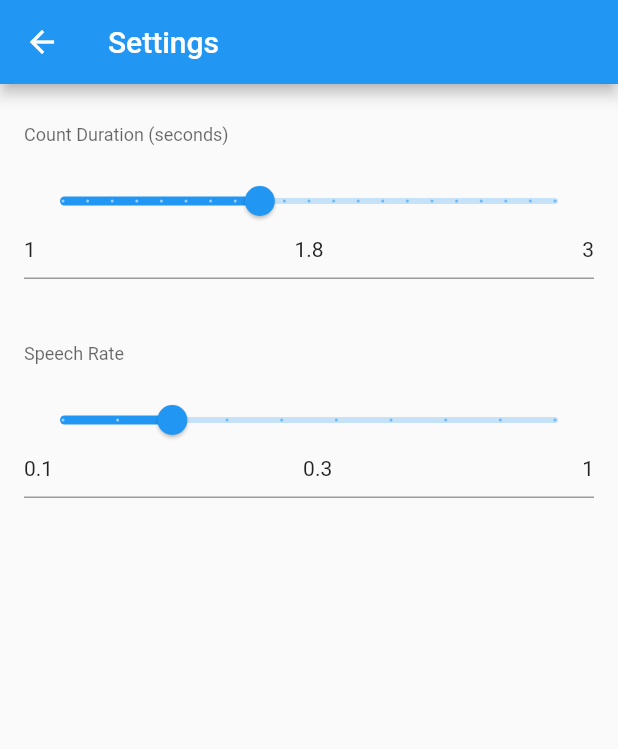
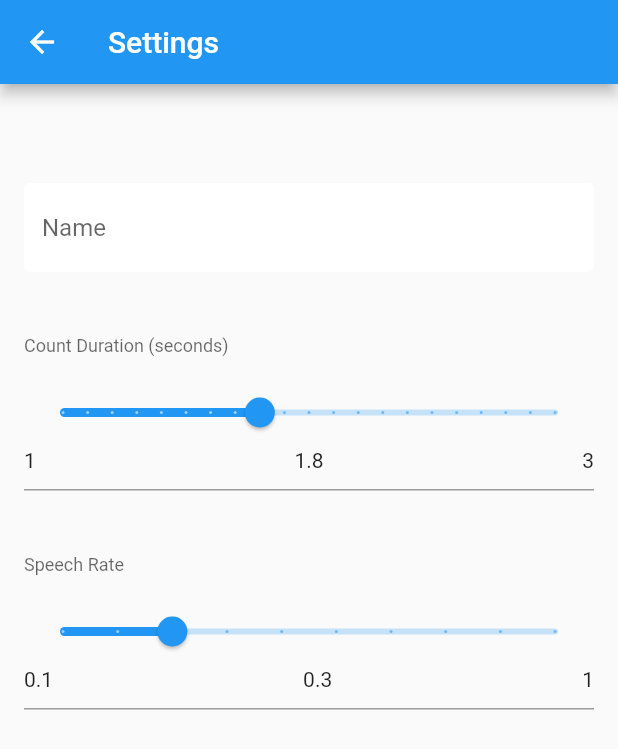
Before and after one commit to sandeshgoel/yoga-app, a Flutter app: the screen it shows once a user with an empty profile is signed in, after a tap on the "settings" icon, on a phone screen of 412 x 824 dp. Shown: the top 749 px of the screen. Run offline on Flutter 3.47's test engine with Material 2 defaults, Android fonts, the phone set to English and light mode, and no system bars; drawn by our look-alikes of flutter_form_builder; our stand-ins replace audioplayers, cloud_firestore, firebase_auth, firebase_core, flutter_spinkit, flutter_tts and 1 more; accounts and stored records are empty; network calls fail.

Commit message:
some fixes and refactoring

```diff
--- a/lib/main.dart
+++ b/lib/main.dart
@@ -3,10 +3,10 @@ import 'package:flutter/material.dart';
 import 'package:provider/provider.dart';
 import 'package:firebase_core/firebase_core.dart';
 import 'package:yoga/services/auth.dart';
-
+import 'package:yoga/services/database.dart';
 import 'package:yoga/pages/authenticate_page.dart';
 
-import 'settings.dart';
+import 'services/settings.dart';
 import 'pages/home_page.dart';
 
 void main() async {
@@ -49,8 +49,33 @@ class Wrapper extends StatelessWidget {
   Widget build(BuildContext context) {
     final dynamic user = Provider.of<User?>(context);
 
+    if (user != null) {
+      _rightAfterSignIn(context, user);
+    }
+
     return ((user != null)
         ? MyHomePage(title: 'Yoga Assist')
         : AuthenticatePage());
   }
+
+  void _rightAfterSignIn(context, user) async {
+    String uid = user.uid;
+    Settings settings = Provider.of<Settings>(context, listen: false);
+    settings.uid = uid;
+    settings.email = user.email;
+
+    print('Signed in user $uid, reading DB, updating local cache');
+
+    var doc = await DBService(uid: uid).getUserData();
+    var cfg = doc.data();
+    if (cfg != null) {
+      if (cfg.isNotEmpty)
+        settings.settingsFromJson(cfg);
+      else
+        print('DB config is empty!!');
+    } else {
+      print('DB record does not exist!!');
+    }
+    settings.saveSettings();
+  }
 }
--- a/lib/pages/authenticate_page.dart
+++ b/lib/pages/authenticate_page.dart
@@ -1,8 +1,6 @@
 import 'package:flutter/material.dart';
-import 'package:provider/provider.dart';
 import 'package:yoga/services/auth.dart';
-import 'package:yoga/services/database.dart';
-import 'package:yoga/settings.dart';
+
 import 'package:yoga/shared/constants.dart';
 import 'package:flutter_spinkit/flutter_spinkit.dart';
 
@@ -97,7 +95,7 @@ class _AuthenticatePageState extends State<AuthenticatePage> {
                                     if (regResult == null) {
                                       print("error registering");
                                     } else {
-                                      _rightAfterSignIn(regResult.uid);
+//                                      _rightAfterSignIn(regResult);
                                     }
                                     Navigator.pop(context);
                                   },
@@ -114,7 +112,7 @@ class _AuthenticatePageState extends State<AuthenticatePage> {
                     if (signResult == null) {
                       print("error signing in");
                     } else {
-                      _rightAfterSignIn(signResult.uid);
+//                      _rightAfterSignIn(signResult);
                     }
                   }
                   if (mounted) {
@@ -132,10 +130,13 @@ class _AuthenticatePageState extends State<AuthenticatePage> {
       ),
     );
   }
-
-  void _rightAfterSignIn(String uid) async {
+/*
+  void _rightAfterSignIn(user) async {
+    String uid = user.uid;
     Settings settings = Provider.of<Settings>(context, listen: false);
     settings.uid = uid;
+    settings.email = user.email;
+
     print('Signed in user $uid, reading DB, updating local cache');
 
     var doc = await DBService(uid: uid).getUserData();
@@ -150,6 +151,7 @@ class _AuthenticatePageState extends State<AuthenticatePage> {
     }
     settings.saveSettings();
   }
+  */
 }
 
 class Loading extends StatelessWidget {
--- a/lib/pages/counter_page.dart
+++ b/lib/pages/counter_page.dart
@@ -5,7 +5,7 @@ import 'package:provider/provider.dart';
 
 import 'package:yoga/services/tts.dart';
 import 'package:yoga/services/audio.dart';
-import 'package:yoga/settings.dart';
+import 'package:yoga/services/settings.dart';
 
 class CounterPage extends StatefulWidget {
   final String cfg;
--- a/lib/pages/edit_config_page.dart
+++ b/lib/pages/edit_config_page.dart
@@ -2,7 +2,7 @@ import 'package:flutter/material.dart';
 import 'package:provider/provider.dart';
 
 import 'package:flutter_form_builder/flutter_form_builder.dart';
-import 'package:yoga/settings.dart';
+import 'package:yoga/services/settings.dart';
 
 class EditConfigPage extends StatefulWidget {
   final String cfg;
--- a/lib/pages/edit_settings_page.dart
+++ b/lib/pages/edit_settings_page.dart
@@ -2,7 +2,8 @@ import 'package:flutter/material.dart';
 import 'package:provider/provider.dart';
 
 import 'package:flutter_form_builder/flutter_form_builder.dart';
-import 'package:yoga/settings.dart';
+import 'package:yoga/services/settings.dart';
+import 'package:yoga/shared/constants.dart';
 
 class EditSettingsPage extends StatefulWidget {
   const EditSettingsPage({Key? key}) : super(key: key);
@@ -41,11 +42,31 @@ class _EditSettingsPageState extends State<EditSettingsPage> {
   Widget _editSettingsPage() {
     var settings = Provider.of<Settings>(context, listen: false);
 
-    return Column(children: <Widget>[
+    return SingleChildScrollView(
+      child: Column(children: <Widget>[
         FormBuilder(
           key: _settingsFormKey,
           child: Column(
             children: [
+              Container(
+                padding: EdgeInsets.all(16),
+                height: 50,
+                child: Text(
+                  settings.email,
+                  style: TextStyle(color: Colors.black),
+                ),
+              ),
+              Container(
+                padding: EdgeInsets.all(16),
+                child: TextFormField(
+                  initialValue: settings.name,
+                  validator: (val) => val!.isNotEmpty ? null : 'Enter a name',
+                  onChanged: (val) {
+                    settings.name = val;
+                  },
+                  decoration: textInputDeco.copyWith(hintText: 'Name'),
+                ),
+              ),
               Container(
                 padding: EdgeInsets.all(16),
                 child: FormBuilderSlider(
@@ -81,6 +102,7 @@ class _EditSettingsPageState extends State<EditSettingsPage> {
             ],
           ),
         )
-    ]);
+      ]),
+    );
   }
 }
--- a/lib/pages/home_page.dart
+++ b/lib/pages/home_page.dart
@@ -2,7 +2,7 @@ import 'package:flutter/material.dart';
 import 'package:provider/provider.dart';
 import 'package:yoga/services/auth.dart';
 
-import 'package:yoga/settings.dart';
+import 'package:yoga/services/settings.dart';
 import 'counter_page.dart';
 import 'edit_settings_page.dart';
 import 'edit_config_page.dart';
--- a/lib/settings.dart
+++ b/lib/services/settings.dart
@@ -60,6 +60,8 @@ class Settings with ChangeNotifier {
   Random r = new Random();
 
   String uid = '';
+  String email = '';
+  String name = '';
 
   double speechRate = 0.3;
   int countDuration = 1800;
@@ -80,14 +82,20 @@ class Settings with ChangeNotifier {
   // ----------------------------------------------------
 
   void settingsFromJson(Map<String, dynamic> jval) {
-    this.speechRate = jval['speechRate'];
-    this.countDuration = jval['countDuration'];
-    this.cps =
-        jval['cps'].map<ConfigParam>((x) => ConfigParam.fromJson(x)).toList();
+    this.name = jval['name'] ?? this.name;
+    //this.email = jval['email'] ?? this.email;
+    this.speechRate = jval['speechRate'] ?? 0.3;
+    this.countDuration = jval['countDuration'] ?? 1800;
+    this.cps = (jval['cps'] ?? {})
+        .map<ConfigParam>((x) => ConfigParam.fromJson(x))
+        .toList();
+    notifyListeners();
   }
 
   Map<String, dynamic> settingsToJson() {
     return {
+      'name': this.name,
+      'email': this.email,
       'speechRate': this.speechRate,
       'countDuration': this.countDuration,
       'cps': this.cps.map((x) => x.toJson()).toList()
@@ -112,7 +120,7 @@ class Settings with ChangeNotifier {
     print('**** Loading settings');
     if (value != '') {
       Map<String, dynamic> jval = jsonDecode(value);
-      settingsFromJson(jval);
+      if (jval['email'] == this.email) settingsFromJson(jval);
     }
   }
 
--- a/lib/shared/constants.dart
+++ b/lib/shared/constants.dart
@@ -6,5 +6,5 @@ const textInputDeco = InputDecoration(
   enabledBorder:
       OutlineInputBorder(borderSide: BorderSide(color: Colors.white, width: 2)),
   focusedBorder:
-      OutlineInputBorder(borderSide: BorderSide(color: Colors.red, width: 2)),
+      OutlineInputBorder(borderSide: BorderSide(color: Colors.blue, width: 2)),
 );
```
Lines whose indentation alone changed are shown as unchanged.
